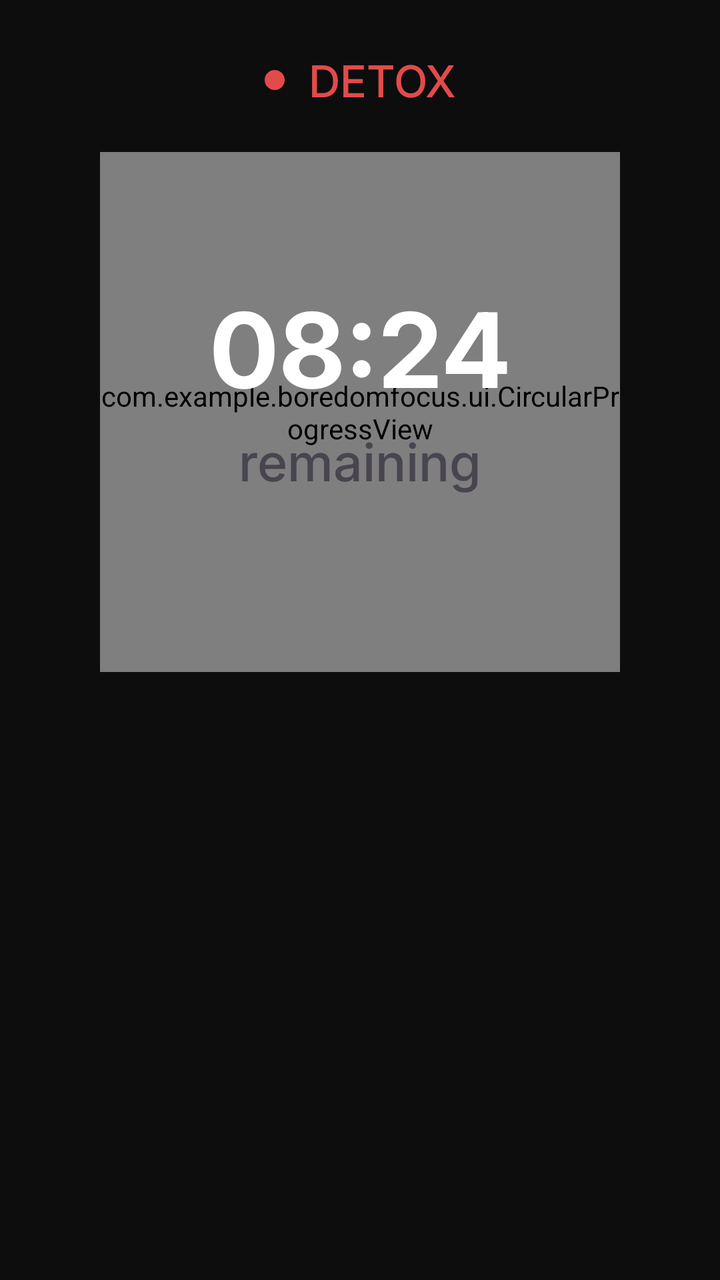
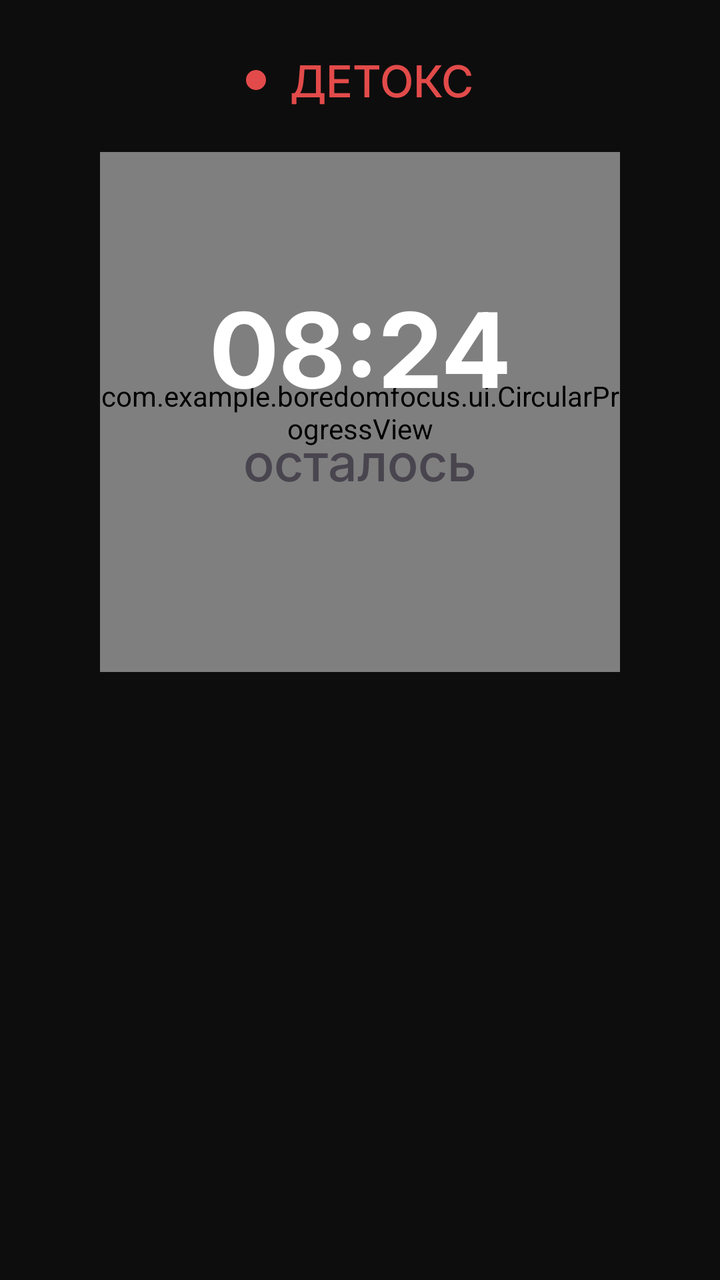

An Android layout rendered at two revisions. The XML below is the earlier revision; the diff shows what the commit changed to produce the second picture.
<!-- AndroidManifest.xml: application theme Theme.BoredomFocus -->
<!-- res/layout/activity_detox_timer.xml -->
<?xml version="1.0" encoding="utf-8"?>
<androidx.constraintlayout.widget.ConstraintLayout xmlns:android="http://schemas.android.com/apk/res/android"
    xmlns:app="http://schemas.android.com/apk/res-auto"
    xmlns:tools="http://schemas.android.com/tools"
    android:id="@+id/main"
    android:layout_width="match_parent"
    android:layout_height="match_parent"
    android:background="#0D0D0D"
    android:padding="24dp"
    tools:context=".ui.DetoxTimerActivity">

    <View
        android:id="@+id/viewRedDot"
        android:layout_width="10dp"
        android:layout_height="10dp"
        android:background="@drawable/circle_filled_red"
        android:layout_marginRight="6dp"
        app:layout_constraintBottom_toBottomOf="@+id/tvDetox"
        app:layout_constraintEnd_toStartOf="@+id/tvDetox"
        app:layout_constraintHorizontal_bias="0.5"
        app:layout_constraintHorizontal_chainStyle="packed"
        app:layout_constraintStart_toStartOf="parent"
        app:layout_constraintTop_toTopOf="@+id/tvDetox" />

    <TextView
        android:id="@+id/tvDetox"
        android:layout_width="wrap_content"
        android:layout_height="wrap_content"
        android:fontFamily="@font/inter_medium"
        android:text="Detox"
        android:textAllCaps="true"
        android:textColor="#E24B4A"
        android:textSize="22sp"
        android:layout_marginLeft="6dp"
        app:layout_constraintEnd_toEndOf="parent"
        app:layout_constraintHorizontal_bias="0.5"
        app:layout_constraintStart_toEndOf="@+id/viewRedDot"
        app:layout_constraintTop_toTopOf="parent" />

    <com.example.boredomfocus.ui.CircularProgressView
        android:id="@+id/progressViewDetoxTimer"
        android:layout_width="260dp"
        android:layout_height="260dp"
        android:layout_marginTop="20dp"
        app:layout_constraintEnd_toEndOf="parent"
        app:layout_constraintHorizontal_bias="0.5"
        app:layout_constraintStart_toStartOf="parent"
        app:layout_constraintTop_toBottomOf="@+id/tvDetox" />

    <TextView
        android:id="@+id/tvDetoxTimer"
        android:layout_width="wrap_content"
        android:layout_height="wrap_content"
        android:fontFamily="@font/inter_bold"
        android:text="08:24"
        android:textColor="@color/white"
        android:textSize="52sp"
        android:layout_marginTop="60dp"
        app:layout_constraintEnd_toEndOf="@+id/progressViewDetoxTimer"
        app:layout_constraintStart_toStartOf="@+id/progressViewDetoxTimer"
        app:layout_constraintTop_toTopOf="@+id/progressViewDetoxTimer" />

    <TextView
        android:id="@+id/tvDetoxTimer2"
        android:layout_width="wrap_content"
        android:layout_height="wrap_content"
        android:fontFamily="@font/inter_medium"
        android:text="remaining"
        android:textSize="26sp"
        app:layout_constraintEnd_toEndOf="@+id/progressViewDetoxTimer"
        app:layout_constraintStart_toStartOf="@+id/progressViewDetoxTimer"
        app:layout_constraintTop_toBottomOf="@+id/tvDetoxTimer" />

</androidx.constraintlayout.widget.ConstraintLayout>
<!-- resources referenced by this layout -->
<resources>
  <color name="white">#FFFFFFFF</color>
  <!-- drawable circle_filled_red (drawable) -->
  <?xml version="1.0" encoding="utf-8"?>
  <shape xmlns:android="http://schemas.android.com/apk/res/android" android:shape="oval">
      <solid android:color="#E24B4A"/>
      <size android:height="12dp" android:width="12dp"/>
  </shape>
  <style name="Theme.BoredomFocus" parent="Base.Theme.BoredomFocus" />
  <style name="Base.Theme.BoredomFocus" parent="Theme.Material3.DayNight.NoActionBar">
          
          
      </style>
</resources>

<!-- the commit's change to res/layout/activity_detox_timer.xml (unified diff, before → after) -->
@@ -27,7 +27,7 @@
         android:layout_width="wrap_content"
         android:layout_height="wrap_content"
         android:fontFamily="@font/inter_medium"
-        android:text="Detox"
+        android:text="Детокс"
         android:textAllCaps="true"
         android:textColor="#E24B4A"
         android:textSize="22sp"
@@ -65,7 +65,7 @@
         android:layout_width="wrap_content"
         android:layout_height="wrap_content"
         android:fontFamily="@font/inter_medium"
-        android:text="remaining"
+        android:text="осталось"
         android:textSize="26sp"
         app:layout_constraintEnd_toEndOf="@+id/progressViewDetoxTimer"
         app:layout_constraintStart_toStartOf="@+id/progressViewDetoxTimer"
